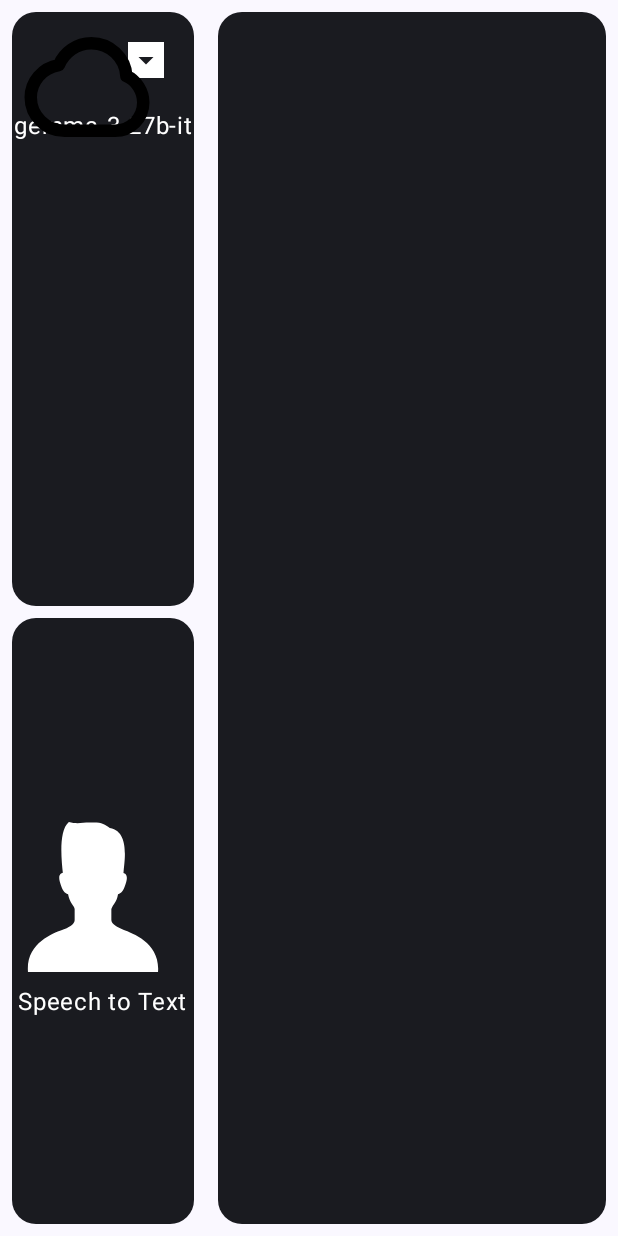
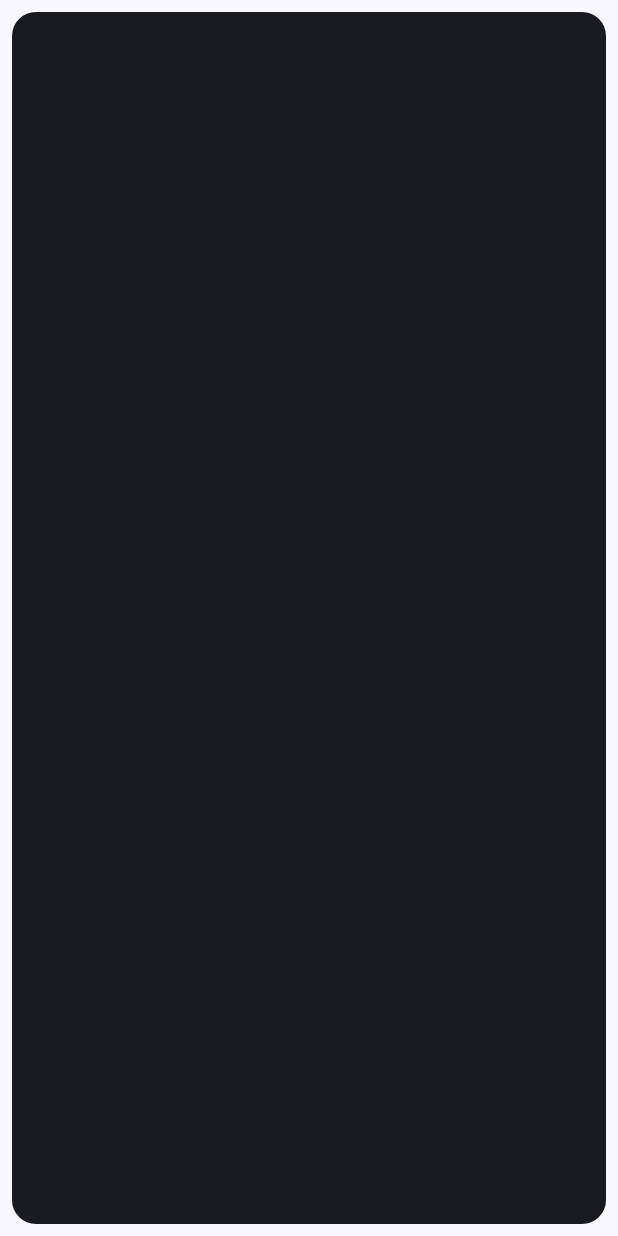
Before and after one commit to Hoanglinhoneone/app-voice-chat, an Android app built with Jetpack Compose: the screen it shows after launch (MainActivity), on a phone screen of 412 x 824 dp. Run offline under Robolectric (Android 15) with nearby library versions, the phone set to English and light mode, and no system bars; our stand-ins replace Dagger/Hilt's generated code, Timber; libraries missing offline, so code that uses them is left out: com.google.ai.client.

```diff
--- a/app/src/main/java/vcc/hnl/voicechat/ui/screen/ChatScreen.kt
+++ b/app/src/main/java/vcc/hnl/voicechat/ui/screen/ChatScreen.kt
@@ -60,7 +60,7 @@ import vcc.hnl.voicechat.common.model.Message
 import vcc.hnl.voicechat.common.model.Participant
 import vcc.hnl.voicechat.common.model.Role
 import vcc.hnl.voicechat.R
-@SuppressLint("ShowToast")
+@SuppressLint("ShowToast", "CoroutineCreationDuringComposition")
 @Composable
 fun ChatScreen(
     modifier: Modifier = Modifier
@@ -83,57 +83,6 @@ fun ChatScreen(
                     mainViewModel.startListening()
                 }
             })
-
-
-    Scaffold(
-        snackbarHost = {
-            SnackbarHost(hostState = snackBarHostState)
-        },
-    ) { paddingValues ->
-        Row(
-            modifier = modifier
-                .fillMaxSize()
-                .padding(paddingValues)
-        ) {
-            Column(
-                modifier = Modifier
-                    .padding(8.dp)
-                    .weight(1f)
-                    .fillMaxSize()
-            ) {
-                Box(
-                    modifier = Modifier
-                        .padding(bottom = 8.dp)
-                        .weight(1f)
-                        .fillMaxSize()
-                        .background(
-                            MaterialTheme.colorScheme.onSurface,
-                            shape = RoundedCornerShape(16.dp)
-                        )
-                        .align(Alignment.CenterHorizontally)
-                ) {
-                    Column {
-                        ModelDropdownMenu(
-                            uiState.models,
-                            onClickedModel = {
-                                mainViewModel.changeModel(it)
-                            },
-                            modifier = Modifier
-                                .fillMaxWidth()
-                                .align(Alignment.End)
-                        )
-                        uiState.modelInfo?.let {
-                            Text(
-                                text = it.id,
-                                color = if (isDarkMode) Color.Black else Color.White,
-                                modifier = Modifier.align(Alignment.CenterHorizontally)
-                            )
-                        }
-                    }
-                    Image(
-                        painter = painterResource(id = R.drawable.ic_cloud),
-                        contentDescription = null,
-                        modifier = Modifier.clickable {
     Timber.i("Permission handle")
     when {
         ContextCompat.checkSelfPermission(
@@ -157,41 +106,92 @@ fun ChatScreen(
             permissionLauncher.launch(Manifest.permission.RECORD_AUDIO)
         }
     }
-                        }
-                    )
-                }
 
-                Box(
-                    modifier = Modifier
-                        .weight(1f)
+
+    Scaffold(
+        snackbarHost = {
+            SnackbarHost(hostState = snackBarHostState)
+        },
+    ) { paddingValues ->
+        Row(
+            modifier = modifier
                 .fillMaxSize()
-                        .background(
-                            MaterialTheme.colorScheme.onSurface,
-                            shape = RoundedCornerShape(16.dp)
-                        )
-                        .align(Alignment.CenterHorizontally)
-
+                .padding(paddingValues)
         ) {
-                    Column(
-                        modifier = Modifier.align(Alignment.Center),
-                    ) {
-                        Image(
-                            painter = painterResource(id = if (isDarkMode) R.drawable.ic_person else R.drawable.ic_person_white),
-                            contentDescription = null,
-                            modifier = Modifier.clickable {
-                                mainViewModel.startListening()
-                            }
-                        )
-                        Text(
-                            text = "Speech to Text",
-                            color = if (isDarkMode) Color.Black else Color.White,
-                            modifier = Modifier
-                                .align(Alignment.CenterHorizontally)
-                                .padding(top = 8.dp)
-                        )
-                    }
-                }
-            }
+//            Column(
+//                modifier = Modifier
+//                    .padding(8.dp)
+//                    .weight(1f)
+//                    .fillMaxSize()
+//            ) {
+//                Box(
+//                    modifier = Modifier
+//                        .padding(bottom = 8.dp)
+//                        .weight(1f)
+//                        .fillMaxSize()
+//                        .background(
+//                            MaterialTheme.colorScheme.onSurface,
+//                            shape = RoundedCornerShape(16.dp)
+//                        )
+//                        .align(Alignment.CenterHorizontally)
+//                ) {
+//                    Column {
+//                        ModelDropdownMenu(
+//                            uiState.models,
+//                            onClickedModel = {
+//                                mainViewModel.changeModel(it)
+//                            },
+//                            modifier = Modifier
+//                                .fillMaxWidth()
+//                                .align(Alignment.End)
+//                        )
+//                        uiState.modelInfo?.let {
+//                            Text(
+//                                text = it.id,
+//                                color = if (isDarkMode) Color.Black else Color.White,
+//                                modifier = Modifier.align(Alignment.CenterHorizontally)
+//                            )
+//                        }
+//                    }
+////                    Image(
+////                        painter = painterResource(id = R.drawable.ic_cloud),
+////                        contentDescription = null,
+////                        modifier = Modifier.clickable {
+////                        }
+////                    )
+//                }
+//
+//                Box(
+//                    modifier = Modifier
+//                        .weight(1f)
+//                        .fillMaxSize()
+//                        .background(
+//                            MaterialTheme.colorScheme.onSurface,
+//                            shape = RoundedCornerShape(16.dp)
+//                        )
+//                        .align(Alignment.CenterHorizontally)
+//
+//                ) {
+//                    Column(
+//                        modifier = Modifier.align(Alignment.Center),
+//                    ) {
+//                        Image(
+//                            painter = painterResource(id = if (isDarkMode) R.drawable.ic_person else R.drawable.ic_person_white),
+//                            contentDescription = null,
+//                            modifier = Modifier.clickable {
+//                                mainViewModel.startListening()
+//                            }
+//                        )
+//                        Text(
+//                            text = "Speech to Text",
+//                            color = if (isDarkMode) Color.Black else Color.White,
+//                            modifier = Modifier
+//                                .align(Alignment.CenterHorizontally)
+//                                .padding(top = 8.dp)
+//                        )
+//                    }
+//                }
+//            }
 
             Box(
                 modifier = Modifier
```
Lines whose indentation alone changed are shown as unchanged.
